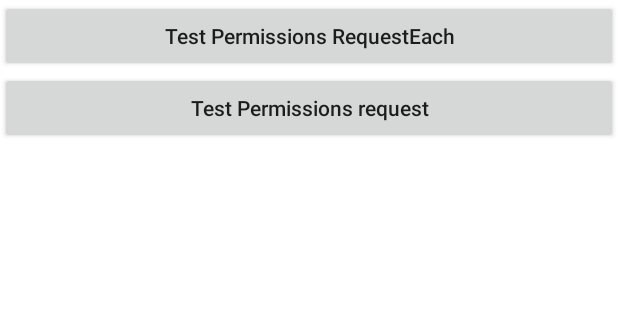
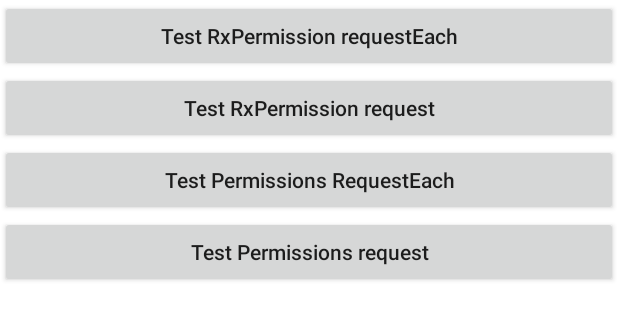
Before and after one commit to youxiaochen/FlowPermission, an Android app: the layout activity_main.xml on its own in the app's theme, with its tools: preview values and no code run, on a phone screen of 412 x 824 dp. Shown: the top 320 px of the screen. Run offline under Robolectric (Android 15) with nearby library versions, the phone set to English and light mode, and no system bars.

Commit message:
FlowPermission

```diff
--- a/app/src/main/res/layout/activity_main.xml
+++ b/app/src/main/res/layout/activity_main.xml
@@ -5,6 +5,18 @@
         android:layout_width="match_parent"
         android:layout_height="match_parent"
         android:orientation="vertical">
+
+        <Button android:id="@+id/bt"
+            android:layout_width="match_parent"
+            android:layout_height="wrap_content"
+            android:textAllCaps="false"
+            android:text="Test RxPermission requestEach"/>
+
+        <Button android:id="@+id/bt0"
+            android:layout_width="match_parent"
+            android:layout_height="wrap_content"
+            android:textAllCaps="false"
+            android:text="Test RxPermission request"/>
 
         <Button android:id="@+id/bt1"
             android:layout_width="match_parent"
--- a/app/src/main/res/values/strings.xml
+++ b/app/src/main/res/values/strings.xml
@@ -1,3 +1,3 @@
 <resources>
-    <string name="app_name">Flows</string>
+    <string name="app_name">FlowPermission</string>
 </resources>
--- a/library/src/main/java/chen/you/flowpermission/FlowPermission.kt
+++ b/library/src/main/java/chen/you/flowpermission/FlowPermission.kt
@@ -17,7 +17,7 @@ class FlowPermission private constructor(private val fragmentManager: FragmentMa
         val fragment = fragmentManager.findFragmentByTag(TAG)
         if (fragment is FlowPermissionsFragment) fragment else {
             FlowPermissionsFragment().also {
-//                Log.i("youxiaochen", "FlowPermissionsFragment new Instance...")
+//                Log.d("FlowPermission", "FlowPermissionsFragment new Instance...")
                 fragmentManager.beginTransaction().add(it, TAG).commitNow()
             }
         }
--- a/settings.gradle
+++ b/settings.gradle
@@ -10,6 +10,7 @@ dependencyResolutionManagement {
     repositories {
         google()
         mavenCentral()
+        maven { url 'https://jitpack.io' }
     }
 }
 rootProject.name = "FlowPermission"
```
Also changed, not shown: app/build.gradle (+5 -6 lines), app/src/main/java/chen/you/testflowpermission/MainActivity.kt (+33 -5 lines), library/src/main/java/chen/you/flowpermission/FlowPermissionsFragment.kt (+4 -6 lines), 1 other file.
